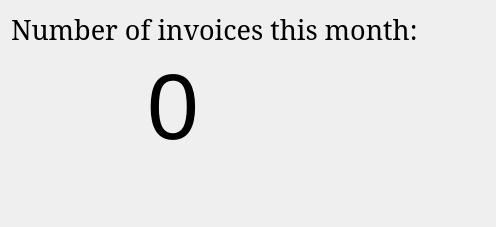
Above: forms/dashboard_GUI.ui from nasserahmed96/invoces_manager before the change. Below: the same form after it.
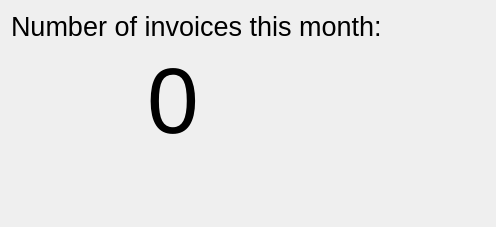
That is the form after the change. Icons and pictures are not drawn.

```diff
--- a/forms/dashboard_GUI.ui
+++ b/forms/dashboard_GUI.ui
@@ -20,9 +20,7 @@
       <widget class="QLabel" name="label">
        <property name="font">
         <font>
-         <family>Serif</family>
          <pointsize>20</pointsize>
-         <weight>50</weight>
          <bold>false</bold>
         </font>
        </property>
```
Left out of the diff: 4 changed lines with no effect on the pictures.
